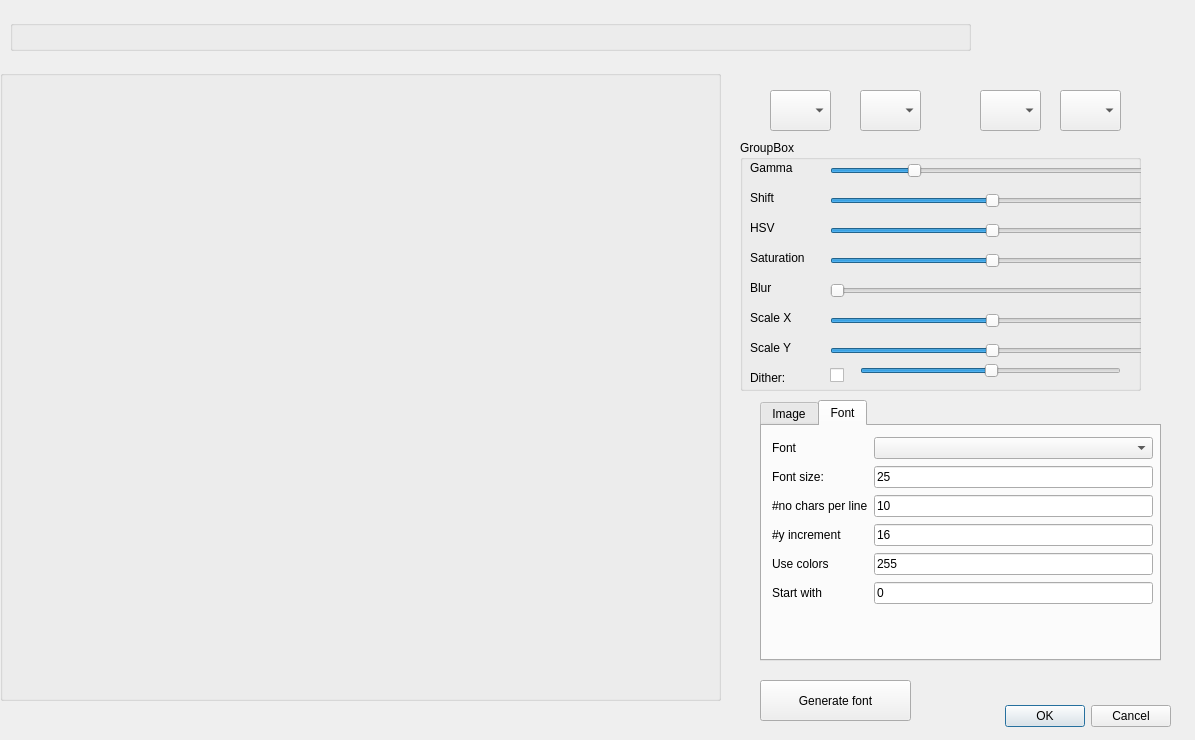
leuat/TRSE, file dialogimport.ui: the form before one commit.
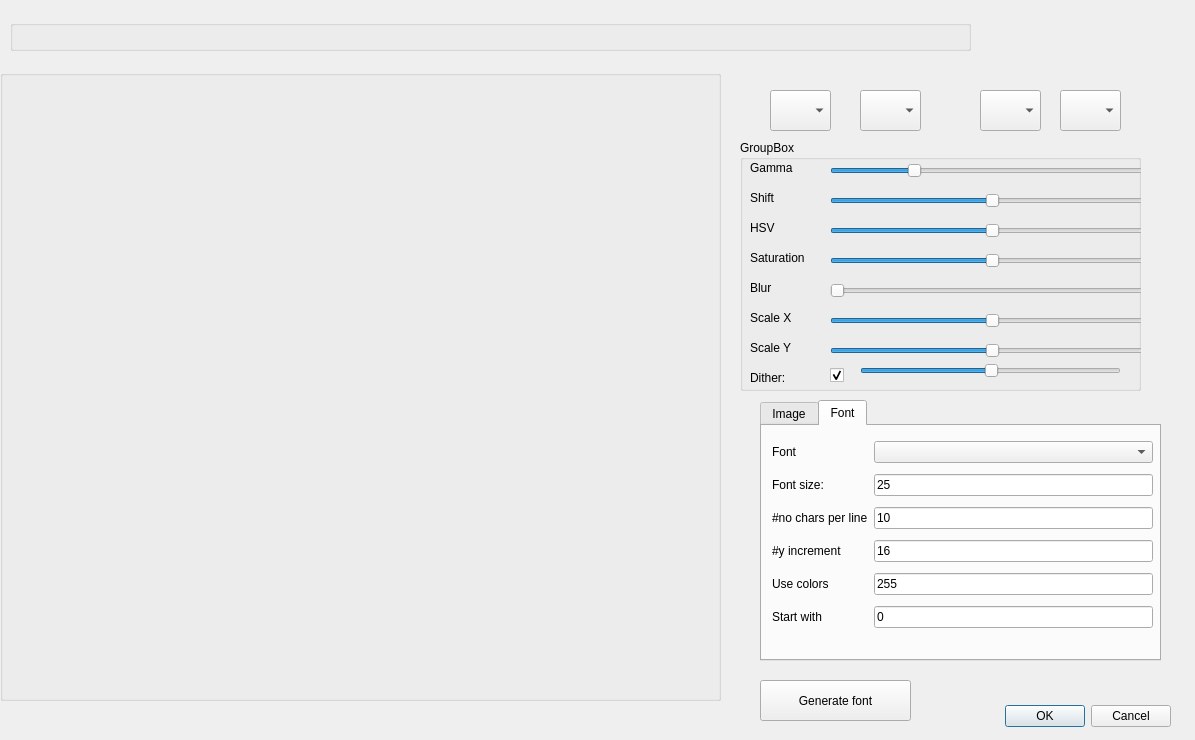
The form after the commit. The open tabs and pages were chosen to show the change.

Patch:
```diff
--- a/dialogimport.ui
+++ b/dialogimport.ui
@@ -355,7 +355,7 @@
      <string/>
     </property>
     <property name="checked">
-     <bool>false</bool>
+     <bool>true</bool>
     </property>
    </widget>
    <widget class="QSlider" name="hsDither">
@@ -451,7 +451,7 @@
        <x>10</x>
        <y>10</y>
        <width>381</width>
-       <height>171</height>
+       <height>200</height>
       </rect>
      </property>
      <layout class="QGridLayout" name="gridLayout">
```
